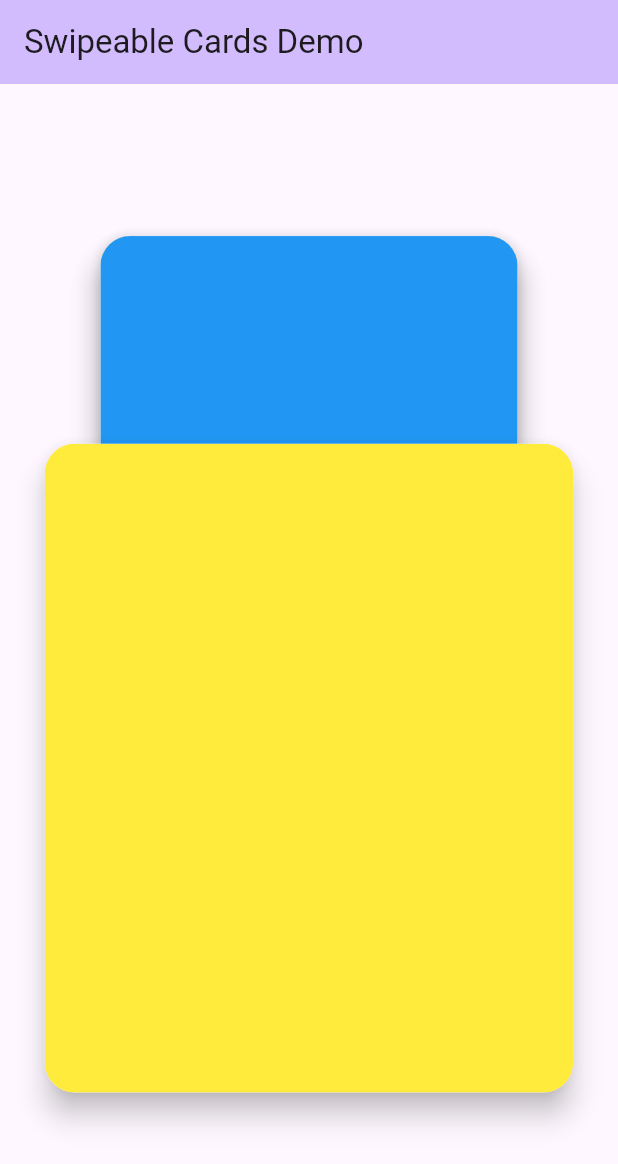
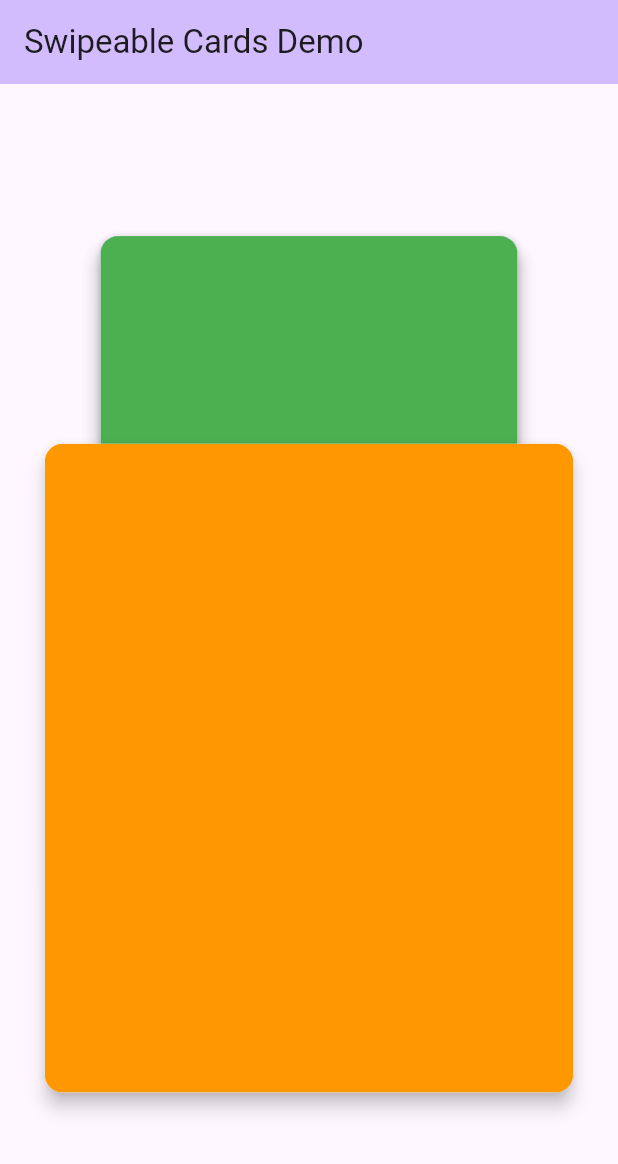
Before and after one commit to melWiss/swipeable_cards, a Flutter app: the screen it shows after launch, on a phone screen of 412 x 824 dp. Shown: the top 1164 px of the screen. Run offline on Flutter 3.47's test engine with Material 3 defaults, Android fonts, the phone set to English and light mode, and no system bars.

Commit message:
added docs and refined the example

```diff
--- a/example/lib/main.dart
+++ b/example/lib/main.dart
@@ -11,7 +11,7 @@ class MyApp extends StatelessWidget {
   @override
   Widget build(BuildContext context) {
     return MaterialApp(
-      title: 'Swipeable Cards Example',
+      title: 'EazySwipeableCards Demo',
       theme: ThemeData(
         colorScheme: ColorScheme.fromSeed(seedColor: Colors.deepPurple),
         useMaterial3: true,
@@ -46,52 +46,45 @@ class _MyHomePageState extends State<MyHomePage> {
           screenWidth: MediaQuery.of(context).size.width,
           onSwipeLeft: () {
             setState(() {
-              counter++;
+              counter--;
             });
           },
           onSwipeRight: () {
             setState(() {
-              counter--;
+              counter++;
             });
           },
           onDoubleTap: () {
             ScaffoldMessenger.of(context).showSnackBar(
-              SnackBar(content: Text('Card Double-Tapped!')),
+              const SnackBar(content: Text('Card double-tapped!')),
             );
           },
-          onSwipedLeftAppear: Container(
-            alignment: Alignment.center,
-            color: Colors.red.withOpacity(0.5),
-            child: const Icon(Icons.thumb_down, size: 100, color: Colors.white),
+          onSwipedLeftAppear: const Material(
+            color: Colors.red,
+            child: Center(
+              child: Icon(
+                Icons.thumb_down,
+                size: 100,
+                color: Colors.white,
+              ),
+            ),
           ),
-          onSwipedRightAppear: Container(
-            alignment: Alignment.center,
-            color: Colors.green.withOpacity(0.5),
-            child: const Icon(Icons.thumb_up, size: 100, color: Colors.white),
+          onSwipedRightAppear: const Material(
+            color: Colors.green,
+            child: Center(
+              child: Icon(
+                Icons.thumb_up,
+                size: 100,
+                color: Colors.white,
+              ),
+            ),
           ),
-          borderRadius: 20,
-          elevation: 8,
+          borderRadius: 12.0,
+          elevation: 5.0,
           children: [
-            Container(
-              height: double.infinity,
-              width: double.infinity,
-              color: Colors.yellow,
-            ),
-            Container(
-              height: double.infinity,
-              width: double.infinity,
-              color: Colors.blue,
-            ),
-            Container(
-              height: double.infinity,
-              width: double.infinity,
-              color: Colors.green,
-            ),
-            Container(
-              height: double.infinity,
-              width: double.infinity,
-              color: Colors.red,
-            ),
+            Container(color: Colors.orange),
+            Container(color: Colors.green),
+            Container(color: Colors.blue),
           ],
         ),
       ),
```
Also changed, not shown: 1 other file.
